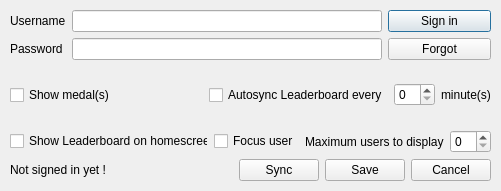
First picture: the form in ui/form/config.ui, repository cuongduong73/ankivn-leaderboard-addon, before the edit.
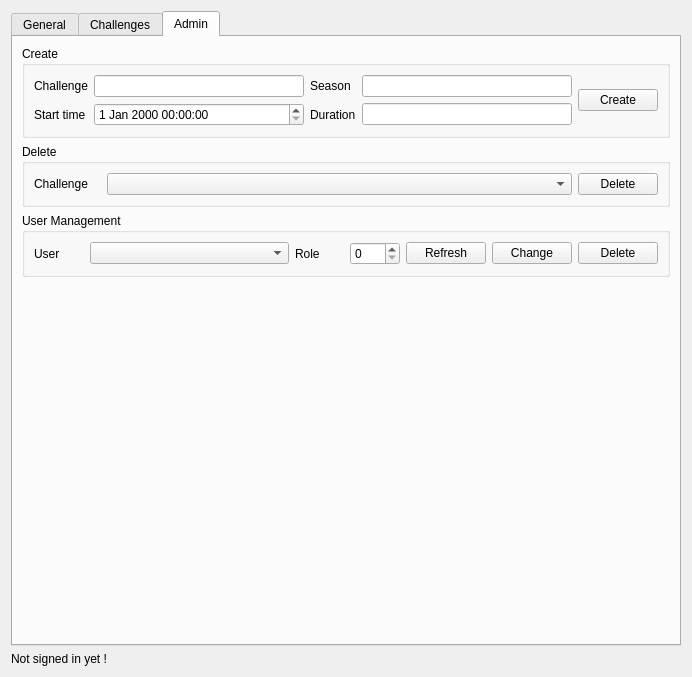
Second picture: the form after the edit. The open tabs and pages were chosen to show the change.

Patch:
```diff
--- a/ui/form/config.ui
+++ b/ui/form/config.ui
@@ -6,35 +6,32 @@
    <rect>
     <x>0</x>
     <y>0</y>
-    <width>501</width>
-    <height>191</height>
+    <width>692</width>
+    <height>677</height>
    </rect>
   </property>
   <property name="windowTitle">
    <string>Dialog</string>
   </property>
-  <widget class="QWidget" name="verticalLayoutWidget">
-   <property name="geometry">
-    <rect>
-     <x>10</x>
-     <y>10</y>
-     <width>481</width>
-     <height>171</height>
-    </rect>
-   </property>
-   <layout class="QVBoxLayout" name="verticalLayout" stretch="0,1,1,1">
+  <layout class="QVBoxLayout" name="verticalLayout_5">
+   <item>
+    <widget class="QTabWidget" name="tabWidget">
+     <property name="currentIndex">
+      <number>0</number>
+     </property>
+     <widget class="QWidget" name="t_config">
+      <attribute name="title">
+       <string>General</string>
+      </attribute>
+      <layout class="QVBoxLayout" name="verticalLayout">
     <item>
-     <layout class="QGridLayout" name="gridLayout" columnstretch="1,6,2">
-      <item row="1" column="0">
-       <widget class="QLabel" name="lbl_password">
-        <property name="text">
-         <string>Password</string>
-        </property>
-       </widget>
-      </item>
-      <item row="0" column="1">
-       <widget class="QLineEdit" name="le_user"/>
-      </item>
+        <layout class="QGridLayout" name="gridLayout" columnstretch="1,4,1,1">
+         <property name="horizontalSpacing">
+          <number>6</number>
+         </property>
+         <property name="verticalSpacing">
+          <number>10</number>
+         </property>
       <item row="1" column="1">
        <widget class="QLineEdit" name="le_password">
         <property name="text">
@@ -45,13 +42,6 @@
         </property>
        </widget>
       </item>
-      <item row="0" column="0">
-       <widget class="QLabel" name="lbl_user">
-        <property name="text">
-         <string>Username</string>
-        </property>
-       </widget>
-      </item>
       <item row="0" column="2">
        <widget class="QPushButton" name="btn_sign">
         <property name="text">
@@ -66,99 +56,358 @@
         </property>
        </widget>
       </item>
+         <item row="1" column="0">
+          <widget class="QLabel" name="lbl_password">
+           <property name="text">
+            <string>Password</string>
+           </property>
+          </widget>
+         </item>
+         <item row="0" column="1">
+          <widget class="QLineEdit" name="le_user"/>
+         </item>
+         <item row="0" column="0">
+          <widget class="QLabel" name="lbl_user">
+           <property name="text">
+            <string>Username</string>
+           </property>
+          </widget>
+         </item>
+         <item row="0" column="3">
+          <widget class="QPushButton" name="btn_register">
+           <property name="text">
+            <string>Register</string>
+           </property>
+          </widget>
+         </item>
+         <item row="1" column="3">
+          <widget class="QPushButton" name="btn_cancel">
+           <property name="text">
+            <string>Cancel</string>
+           </property>
+          </widget>
+         </item>
      </layout>
     </item>
     <item>
-     <layout class="QHBoxLayout" name="horizontalLayout_2">
+        <widget class="QGroupBox" name="groupBox_2">
+         <property name="title">
+          <string>Leaderboard</string>
+         </property>
+         <layout class="QVBoxLayout" name="verticalLayout_3">
       <item>
-       <widget class="QCheckBox" name="cb_show_medal">
+           <layout class="QHBoxLayout" name="horizontalLayout_2" stretch="1,5,3,1,1,1">
+            <item>
+             <widget class="QLabel" name="label_2">
         <property name="text">
-         <string>Show medal(s)</string>
+               <string>Challenge</string>
         </property>
        </widget>
       </item>
       <item>
-       <spacer name="horizontalSpacer_2">
-        <property name="orientation">
-         <enum>Qt::Horizontal</enum>
-        </property>
-        <property name="sizeHint" stdset="0">
-         <size>
-          <width>40</width>
-          <height>20</height>
-         </size>
-        </property>
-       </spacer>
+             <widget class="QComboBox" name="cb_leaderboard_challenge"/>
+            </item>
+            <item>
+             <widget class="QLabel" name="lbl_time">
+              <property name="text">
+               <string>96 day 10 hour 30 min</string>
+              </property>
+             </widget>
+            </item>
+            <item>
+             <widget class="QCheckBox" name="cb_show_home">
+              <property name="text">
+               <string>Show on home</string>
+              </property>
+             </widget>
       </item>
       <item>
-       <widget class="QCheckBox" name="cb_autosync">
+             <widget class="QPushButton" name="btn_sync">
         <property name="text">
-         <string>Autosync Leaderboard every</string>
+               <string>Sync</string>
         </property>
        </widget>
       </item>
       <item>
-       <widget class="QSpinBox" name="sp_sync_minutes"/>
-      </item>
+             <widget class="QPushButton" name="btn_export">
+              <property name="text">
+               <string>Export</string>
+              </property>
+             </widget>
+            </item>
+           </layout>
+          </item>
       <item>
-       <widget class="QLabel" name="label_3">
+           <widget class="QTableWidget" name="tb_leaderboard">
+            <column>
         <property name="text">
-         <string>minute(s)</string>
-        </property>
-        <property name="margin">
-         <number>0</number>
-        </property>
+              <string>Username</string>
+             </property>
+            </column>
+            <column>
+             <property name="text">
+              <string>XP</string>
+             </property>
+            </column>
+            <column>
+             <property name="text">
+              <string>Day</string>
+             </property>
+            </column>
+            <column>
+             <property name="text">
+              <string>Streak</string>
+             </property>
+            </column>
+            <column>
+             <property name="text">
+              <string>Day off</string>
+             </property>
+            </column>
+            <column>
+             <property name="text">
+              <string>Reviews</string>
+             </property>
+            </column>
+            <column>
+             <property name="text">
+              <string>Retention</string>
+             </property>
+            </column>
+            <column>
+             <property name="text">
+              <string>Minutes</string>
+             </property>
+            </column>
+            <column>
+             <property name="text">
+              <string>Last Updated</string>
+             </property>
+            </column>
        </widget>
       </item>
      </layout>
-    </item>
+        </widget>
+       </item>
+      </layout>
+     </widget>
+     <widget class="QWidget" name="t_challenge">
+      <attribute name="title">
+       <string>Challenges</string>
+      </attribute>
+      <layout class="QVBoxLayout" name="verticalLayout_2">
     <item>
-     <layout class="QHBoxLayout" name="horizontalLayout_4" stretch="1,1,2">
-      <item>
-       <widget class="QCheckBox" name="cb_show_leaderboard">
+        <layout class="QGridLayout" name="gridLayout_3" columnstretch="1,8,1,1">
+         <item row="0" column="1">
+          <widget class="QComboBox" name="cb_challenge"/>
+         </item>
+         <item row="0" column="0">
+          <widget class="QLabel" name="label">
         <property name="text">
-         <string>Show Leaderboard on homescreen</string>
+            <string>Challenge</string>
         </property>
        </widget>
       </item>
-      <item>
-       <widget class="QCheckBox" name="cb_focus_user">
+         <item row="0" column="2">
+          <widget class="QPushButton" name="btn_refresh">
         <property name="text">
-         <string>Focus user</string>
+            <string>Refresh</string>
         </property>
        </widget>
       </item>
+         <item row="0" column="3">
+          <widget class="QPushButton" name="btn_join">
+           <property name="text">
+            <string>Join</string>
+           </property>
+          </widget>
+         </item>
+        </layout>
+       </item>
       <item>
-       <layout class="QHBoxLayout" name="horizontalLayout_3" stretch="0,0,0">
+        <widget class="QGroupBox" name="groupBox">
+         <property name="title">
+          <string>Members</string>
+         </property>
+         <layout class="QHBoxLayout" name="horizontalLayout_9">
         <item>
-         <spacer name="horizontalSpacer">
-          <property name="orientation">
-           <enum>Qt::Horizontal</enum>
-          </property>
-          <property name="sizeHint" stdset="0">
-           <size>
-            <width>40</width>
-            <height>20</height>
-           </size>
-          </property>
-         </spacer>
-        </item>
+           <widget class="QTableWidget" name="tb_members">
+            <column>
+             <property name="text">
+              <string>Username</string>
+             </property>
+            </column>
+            <column>
+             <property name="text">
+              <string>Status</string>
+             </property>
+            </column>
+            <column>
+             <property name="text">
+              <string>Manage</string>
+             </property>
+            </column>
+           </widget>
+          </item>
+         </layout>
+        </widget>
+       </item>
+      </layout>
+     </widget>
+     <widget class="QWidget" name="t_admin">
+      <attribute name="title">
+       <string>Admin</string>
+      </attribute>
+      <layout class="QVBoxLayout" name="verticalLayout_4">
         <item>
+        <widget class="QGroupBox" name="groupBox_3">
+         <property name="title">
+          <string>Create</string>
+         </property>
+         <layout class="QGridLayout" name="gridLayout_2">
+          <item row="0" column="0">
          <widget class="QLabel" name="label_4">
           <property name="text">
-           <string>Maximum users to display</string>
+             <string>Challenge</string>
           </property>
          </widget>
         </item>
+          <item row="0" column="1">
+           <widget class="QLineEdit" name="le_create_challenge"/>
+          </item>
+          <item row="0" column="2">
+           <widget class="QLabel" name="label_5">
+            <property name="text">
+             <string>Season</string>
+            </property>
+           </widget>
+          </item>
+          <item row="0" column="3">
+           <widget class="QLineEdit" name="le_create_season"/>
+          </item>
+          <item row="0" column="4" rowspan="2">
+           <widget class="QPushButton" name="btn_create_challenge">
+            <property name="text">
+             <string>Create</string>
+            </property>
+           </widget>
+          </item>
+          <item row="1" column="0">
+           <widget class="QLabel" name="label_9">
+            <property name="text">
+             <string>Start time</string>
+            </property>
+           </widget>
+          </item>
+          <item row="1" column="1">
+           <widget class="QDateTimeEdit" name="dt_starttime"/>
+          </item>
+          <item row="1" column="2">
+           <widget class="QLabel" name="label_12">
+            <property name="text">
+             <string>Duration</string>
+            </property>
+           </widget>
+          </item>
+          <item row="1" column="3">
+           <widget class="QLineEdit" name="lineEdit_4"/>
+          </item>
+         </layout>
+        </widget>
+       </item>
         <item>
-         <widget class="QSpinBox" name="sp_user_count"/>
-        </item>
-       </layout>
-      </item>
-     </layout>
+        <widget class="QGroupBox" name="groupBox_4">
+         <property name="title">
+          <string>Delete</string>
+         </property>
+         <layout class="QHBoxLayout" name="horizontalLayout" stretch="1,7,1">
+          <item>
+           <widget class="QLabel" name="label_6">
+            <property name="text">
+             <string>Challenge</string>
+            </property>
+           </widget>
+          </item>
+          <item>
+           <widget class="QComboBox" name="cb_delete_challenge"/>
+          </item>
+          <item>
+           <widget class="QPushButton" name="btn_delete_challenge">
+            <property name="text">
+             <string>Delete</string>
+            </property>
+           </widget>
+          </item>
+         </layout>
+        </widget>
+       </item>
+       <item>
+        <widget class="QGroupBox" name="groupBox_5">
+         <property name="title">
+          <string>User Management</string>
+         </property>
+         <layout class="QHBoxLayout" name="horizontalLayout_3" stretch="1,4,1,1,1,1,1">
+          <item>
+           <widget class="QLabel" name="label_7">
+            <property name="text">
+             <string>User</string>
+            </property>
+           </widget>
+          </item>
+          <item>
+           <widget class="QComboBox" name="cb_user_manager"/>
+          </item>
+          <item>
+           <widget class="QLabel" name="label_8">
+            <property name="text">
+             <string>Role</string>
+            </property>
+           </widget>
+          </item>
+          <item>
+           <widget class="QSpinBox" name="sp_user_role"/>
+          </item>
+          <item>
+           <widget class="QPushButton" name="btn_refresh_user">
+            <property name="text">
+             <string>Refresh</string>
+            </property>
+           </widget>
+          </item>
+          <item>
+           <widget class="QPushButton" name="btn_change_user_role">
+            <property name="text">
+             <string>Change</string>
+            </property>
+           </widget>
+          </item>
+          <item>
+           <widget class="QPushButton" name="btn_delete_user">
+            <property name="text">
+             <string>Delete</string>
+            </property>
+           </widget>
+          </item>
+         </layout>
+        </widget>
     </item>
     <item>
-     <layout class="QHBoxLayout" name="horizontalLayout" stretch="3,1,1,1">
+        <spacer name="verticalSpacer">
+         <property name="orientation">
+          <enum>Qt::Vertical</enum>
+         </property>
+         <property name="sizeHint" stdset="0">
+          <size>
+           <width>20</width>
+           <height>296</height>
+          </size>
+         </property>
+        </spacer>
+       </item>
+      </layout>
+     </widget>
+    </widget>
+   </item>
       <item>
        <widget class="QLabel" name="lbl_status">
         <property name="text">
@@ -166,31 +415,7 @@
         </property>
        </widget>
       </item>
-      <item>
-       <widget class="QPushButton" name="btn_sync">
-        <property name="text">
-         <string>Sync</string>
-        </property>
-       </widget>
-      </item>
-      <item>
-       <widget class="QPushButton" name="btn_save">
-        <property name="text">
-         <string>Save</string>
-        </property>
-       </widget>
-      </item>
-      <item>
-       <widget class="QPushButton" name="btn_cancel">
-        <property name="text">
-         <string>Cancel</string>
-        </property>
-       </widget>
-      </item>
-     </layout>
-    </item>
-   </layout>
-  </widget>
+  </layout>
  </widget>
  <resources/>
  <connections/>
```
Lines whose indentation alone changed are shown as unchanged.
